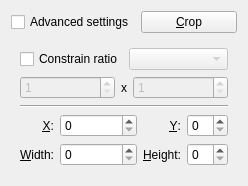
Old version of the form lib/crop/cropwidget.ui in the repository KDE/gwenview.
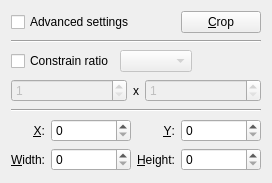
New version of the form. Custom widgets are drawn as their Qt base class.

Commit message: Prettify ui a bit.

Diff of the .ui file:
```diff
--- a/lib/crop/cropwidget.ui
+++ b/lib/crop/cropwidget.ui
@@ -6,7 +6,7 @@
    <rect>
     <x>0</x>
     <y>0</y>
-    <width>248</width>
+    <width>272</width>
     <height>183</height>
    </rect>
   </property>
@@ -18,16 +18,26 @@
      </property>
     </widget>
    </item>
-   <item row="0" column="1">
+   <item row="0" column="2">
     <widget class="QPushButton" name="cropButton">
      <property name="text">
       <string>&amp;Crop</string>
      </property>
     </widget>
    </item>
-   <item row="1" column="0" colspan="2">
+   <item row="1" column="0" colspan="3">
     <widget class="QWidget" name="advancedWidget" native="true">
      <layout class="QVBoxLayout" name="verticalLayout">
+      <property name="margin">
+       <number>0</number>
+      </property>
+      <item>
+       <widget class="Line" name="line_2">
+        <property name="orientation">
+         <enum>Qt::Horizontal</enum>
+        </property>
+       </widget>
+      </item>
       <item>
        <layout class="QHBoxLayout" name="horizontalLayout_2">
         <item>
@@ -44,6 +54,19 @@
           </property>
          </widget>
         </item>
+        <item>
+         <spacer name="horizontalSpacer_2">
+          <property name="orientation">
+           <enum>Qt::Horizontal</enum>
+          </property>
+          <property name="sizeHint" stdset="0">
+           <size>
+            <width>40</width>
+            <height>20</height>
+           </size>
+          </property>
+         </spacer>
+        </item>
        </layout>
       </item>
       <item>
@@ -115,7 +138,7 @@
          <widget class="QSpinBox" name="leftSpinBox">
           <property name="sizePolicy">
            <sizepolicy hsizetype="Expanding" vsizetype="Fixed">
-            <horstretch>0</horstretch>
+            <horstretch>1</horstretch>
             <verstretch>0</verstretch>
            </sizepolicy>
           </property>
@@ -135,7 +158,14 @@
          </widget>
         </item>
         <item row="0" column="3">
-         <widget class="QSpinBox" name="topSpinBox"/>
+         <widget class="QSpinBox" name="topSpinBox">
+          <property name="sizePolicy">
+           <sizepolicy hsizetype="Minimum" vsizetype="Fixed">
+            <horstretch>1</horstretch>
+            <verstretch>0</verstretch>
+           </sizepolicy>
+          </property>
+         </widget>
         </item>
         <item row="1" column="0">
          <widget class="QLabel" name="label_3">
@@ -151,7 +181,14 @@
          </widget>
         </item>
         <item row="1" column="1">
-         <widget class="QSpinBox" name="widthSpinBox"/>
+         <widget class="QSpinBox" name="widthSpinBox">
+          <property name="sizePolicy">
+           <sizepolicy hsizetype="Minimum" vsizetype="Fixed">
+            <horstretch>1</horstretch>
+            <verstretch>0</verstretch>
+           </sizepolicy>
+          </property>
+         </widget>
         </item>
         <item row="1" column="2">
          <widget class="QLabel" name="label_4">
@@ -167,13 +204,33 @@
          </widget>
         </item>
         <item row="1" column="3">
-         <widget class="QSpinBox" name="heightSpinBox"/>
+         <widget class="QSpinBox" name="heightSpinBox">
+          <property name="sizePolicy">
+           <sizepolicy hsizetype="Minimum" vsizetype="Fixed">
+            <horstretch>1</horstretch>
+            <verstretch>0</verstretch>
+           </sizepolicy>
+          </property>
+         </widget>
         </item>
        </layout>
       </item>
      </layout>
     </widget>
    </item>
+   <item row="0" column="1">
+    <spacer name="horizontalSpacer">
+     <property name="orientation">
+      <enum>Qt::Horizontal</enum>
+     </property>
+     <property name="sizeHint" stdset="0">
+      <size>
+       <width>40</width>
+       <height>20</height>
+      </size>
+     </property>
+    </spacer>
+   </item>
   </layout>
  </widget>
  <customwidgets>
```
